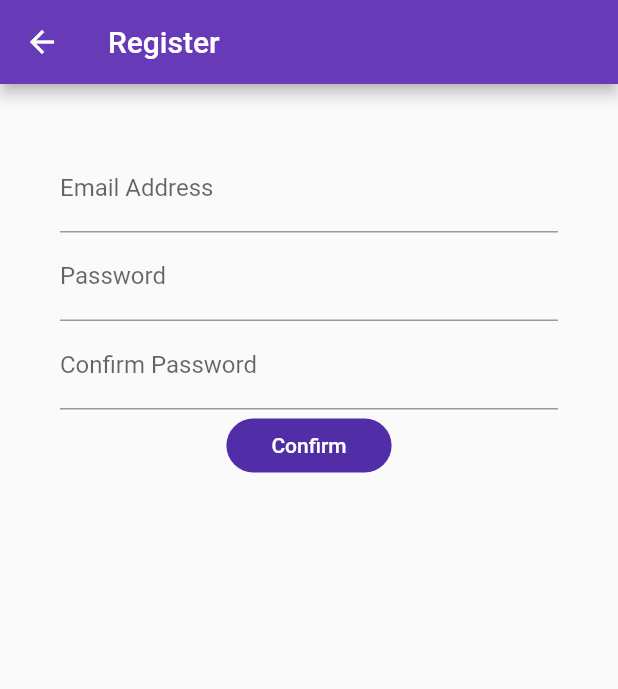
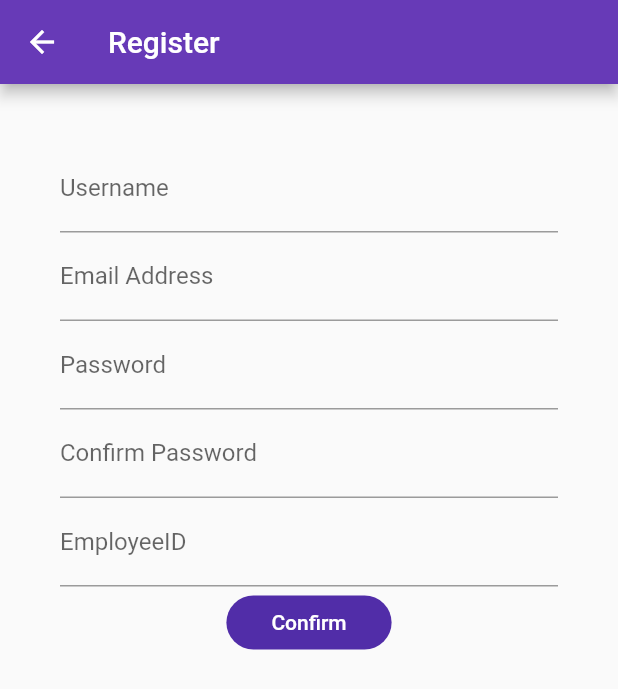
Before and after one commit to lalalalinx/FlutterLinTest, a Flutter app: the Register screen opened directly, after a tap on "Confirm", on a phone screen of 412 x 824 dp. Shown: the top 689 px of the screen. Run offline on Flutter 3.47's test engine with Material 2 defaults, Android fonts, the light colour scheme and no system bars.

Commit message:
แก้ของกูเอง

```diff
--- a/lib/Login_Register/register.dart
+++ b/lib/Login_Register/register.dart
@@ -11,11 +11,29 @@ class Register extends StatefulWidget {
 class _RegisterState extends State<Register> {
   final formkey = GlobalKey<FormState>();
 
+  Future save() async {
+    var res = await http.post(
+        Uri.parse('http://10.0.2.2:3000/login-register/register'),
+        headers: <String, String>{
+          'Context-Type': 'application/json;charSet=UTF-8'
+        },
+        body: <String, String>{
+          'userName': usernameController.text,
+          'email': emailController.text,
+          'password': passwordController.text,
+          'employeeID': employeeidController.text
+        });
+    print(res.body);
+  }
+
+  //var
 
   //controller
+  final usernameController = TextEditingController();
   final emailController = TextEditingController();
   final passwordController = TextEditingController();
   final confirmPasswordController = TextEditingController();
+  final employeeidController = TextEditingController();
   @override
   Widget build(BuildContext context) {
     final shape = RoundedRectangleBorder(
@@ -29,43 +47,68 @@ class _RegisterState extends State<Register> {
           padding: const EdgeInsets.all(40),
           child: Form(
             key: formkey,
+            child: SingleChildScrollView(
               child: Column(
                 children: [
                   TextFormField(
                     decoration: InputDecoration(
+                      labelText: 'Username',
+                      hintText: 'Username',
+                    ),
+
+                    controller: usernameController,
+                  ),
+                  TextFormField(
+                    decoration: InputDecoration(
                       labelText: 'Email Address',
+                      hintText: 'Email Address',
                     ),
                     controller: emailController,
+
                   ),
                   TextFormField(
                     decoration: InputDecoration(
                       labelText: 'Password',
+                      hintText: 'Password',
                     ),
                     controller: passwordController,
                   ),
                   TextFormField(
                     decoration: InputDecoration(
                       labelText: 'Confirm Password',
+                      hintText: 'Confirm Password',
                     ),
                     controller: confirmPasswordController,
+                  ),
+                  TextFormField(
+                    decoration: InputDecoration(
+                      labelText: 'EmployeeID',
+                      hintText: 'EmployeeID',
+                    ),
+                    controller: employeeidController,
                   ),
                   TextButton(
                     style: TextButton.styleFrom(
                       backgroundColor: Colors.deepPurple[700],
                       primary: Colors.white,
-                    padding: EdgeInsets.symmetric(horizontal: 30,vertical: 10),
+                      padding:
+                          EdgeInsets.symmetric(horizontal: 30, vertical: 10),
                       shape: shape,
                     ),
                     child: Text("Confirm"),
                     onPressed: () {
+                      // save();
+                      print(usernameController.text);
                       print(emailController.text);
                       print(passwordController.text);
                       print(confirmPasswordController.text);
+                      print(employeeidController.text);
                     },
                   )
                 ],
               ),
             ),
+          ),
         ));
   }
 }
```
Lines whose indentation alone changed are shown as unchanged.
